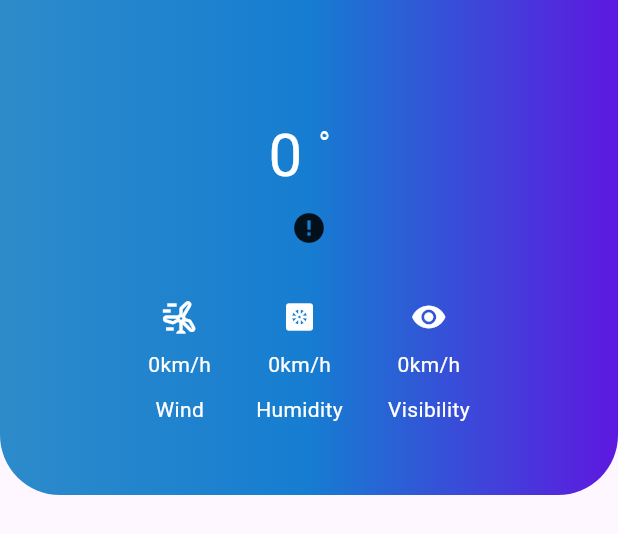
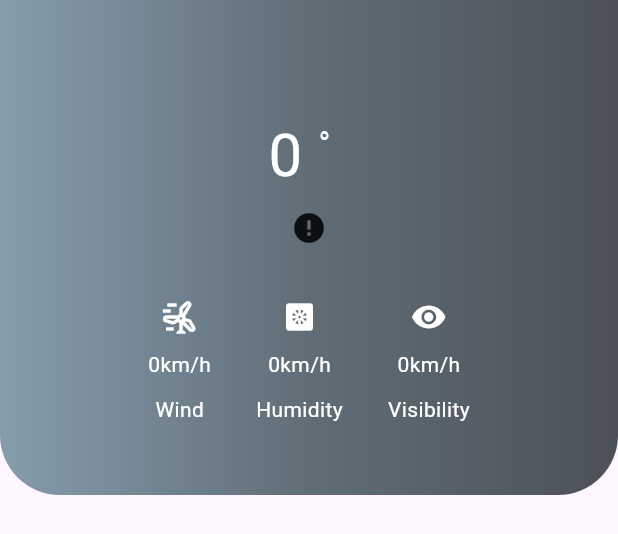
Before and after one commit to alilotfy4321/weather_app, a Flutter app: the CustomFirstScreenCard widget shown alone on an empty page, opened directly with empty values, on a phone screen of 412 x 824 dp. Shown: the top 534 px of the screen. Run offline on Flutter 3.47's test engine with Material 3 defaults, Android fonts, the phone set to English and light mode, and no system bars; drawn by our look-alikes of cached_network_image; our stand-ins replace bloc, dio, fl_chart, flutter_bloc, geocoding, geolocator and 4 more; accounts and stored records are empty; network calls fail.

Commit message:
change firstCustom Widget color

```diff
--- a/lib/customWidgets/firstCardWidget.dart
+++ b/lib/customWidgets/firstCardWidget.dart
@@ -56,9 +56,9 @@ class CustomFirstScreenCard extends StatelessWidget {
       decoration: BoxDecoration(
         gradient: LinearGradient(
           colors: [
-            Color.fromARGB(255, 45, 139, 202),
-            Color.fromARGB(255, 22, 125, 209),
-            Color.fromARGB(255, 94, 24, 224),
+            Color.fromARGB(255, 134, 157, 172),
+            Color.fromARGB(255, 96, 109, 119),
+            Color.fromARGB(255, 76, 81, 87),
           ],
         ),
         borderRadius: BorderRadius.only(
```
